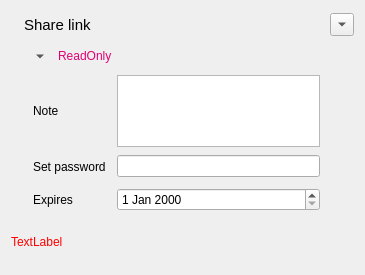
First picture: the form in src/gui/sharelinkwidget.ui, repository nextmcloud/desktop, before the edit.
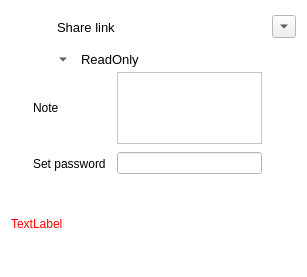
Second picture: the form after the edit. Icons and pictures are not drawn. Custom widgets are drawn as their Qt base class.

Diff of the .ui file:
```diff
--- a/src/gui/sharelinkwidget.ui
+++ b/src/gui/sharelinkwidget.ui
@@ -6,8 +6,8 @@
    <rect>
     <x>0</x>
     <y>0</y>
-    <width>365</width>
-    <height>275</height>
+    <width>307</width>
+    <height>277</height>
    </rect>
   </property>
   <property name="sizePolicy">
@@ -16,11 +16,366 @@
     <verstretch>0</verstretch>
    </sizepolicy>
   </property>
-  <layout class="QVBoxLayout" name="verticalLayout">
-   <item>
+  <property name="palette">
+   <palette>
+    <active>
+     <colorrole role="Base">
+      <brush brushstyle="SolidPattern">
+       <color alpha="255">
+        <red>255</red>
+        <green>255</green>
+        <blue>255</blue>
+       </color>
+      </brush>
+     </colorrole>
+     <colorrole role="Window">
+      <brush brushstyle="SolidPattern">
+       <color alpha="255">
+        <red>255</red>
+        <green>255</green>
+        <blue>255</blue>
+       </color>
+      </brush>
+     </colorrole>
+    </active>
+    <inactive>
+     <colorrole role="Base">
+      <brush brushstyle="SolidPattern">
+       <color alpha="255">
+        <red>255</red>
+        <green>255</green>
+        <blue>255</blue>
+       </color>
+      </brush>
+     </colorrole>
+     <colorrole role="Window">
+      <brush brushstyle="SolidPattern">
+       <color alpha="255">
+        <red>255</red>
+        <green>255</green>
+        <blue>255</blue>
+       </color>
+      </brush>
+     </colorrole>
+    </inactive>
+    <disabled>
+     <colorrole role="Base">
+      <brush brushstyle="SolidPattern">
+       <color alpha="255">
+        <red>255</red>
+        <green>255</green>
+        <blue>255</blue>
+       </color>
+      </brush>
+     </colorrole>
+     <colorrole role="Window">
+      <brush brushstyle="SolidPattern">
+       <color alpha="255">
+        <red>255</red>
+        <green>255</green>
+        <blue>255</blue>
+       </color>
+      </brush>
+     </colorrole>
+    </disabled>
+   </palette>
+  </property>
+  <layout class="QGridLayout" name="gridLayout_2">
+   <property name="topMargin">
+    <number>7</number>
+   </property>
+   <property name="bottomMargin">
+    <number>7</number>
+   </property>
+   <property name="verticalSpacing">
+    <number>0</number>
+   </property>
+   <item row="1" column="0">
+    <layout class="QHBoxLayout" name="horizontalLayout_5">
+     <item>
+      <spacer name="horizontalSpacer_5">
+       <property name="orientation">
+        <enum>Qt::Horizontal</enum>
+       </property>
+       <property name="sizeType">
+        <enum>QSizePolicy::Fixed</enum>
+       </property>
+       <property name="sizeHint" stdset="0">
+        <size>
+         <width>40</width>
+         <height>25</height>
+        </size>
+       </property>
+      </spacer>
+     </item>
+     <item>
+      <widget class="QToolButton" name="permissionsMenu_3">
+       <property name="layoutDirection">
+        <enum>Qt::RightToLeft</enum>
+       </property>
+       <property name="icon">
+        <iconset resource="../../theme.qrc">
+         <normaloff>:/client/theme/black/caret-down.svg</normaloff>:/client/theme/black/caret-down.svg</iconset>
+       </property>
+       <property name="checkable">
+        <bool>false</bool>
+       </property>
+       <property name="autoRaise">
+        <bool>true</bool>
+       </property>
+       <property name="arrowType">
+        <enum>Qt::DownArrow</enum>
+       </property>
+      </widget>
+     </item>
+     <item>
+      <widget class="OCC::ElidedLabel" name="currentPermissions_3">
+       <property name="sizePolicy">
+        <sizepolicy hsizetype="Expanding" vsizetype="Maximum">
+         <horstretch>0</horstretch>
+         <verstretch>0</verstretch>
+        </sizepolicy>
+       </property>
+       <property name="palette">
+        <palette>
+         <active>
+          <colorrole role="WindowText">
+           <brush brushstyle="SolidPattern">
+            <color alpha="255">
+             <red>0</red>
+             <green>0</green>
+             <blue>0</blue>
+            </color>
+           </brush>
+          </colorrole>
+          <colorrole role="Text">
+           <brush brushstyle="SolidPattern">
+            <color alpha="255">
+             <red>226</red>
+             <green>0</green>
+             <blue>116</blue>
+            </color>
+           </brush>
+          </colorrole>
+          <colorrole role="ButtonText">
+           <brush brushstyle="SolidPattern">
+            <color alpha="255">
+             <red>226</red>
+             <green>0</green>
+             <blue>116</blue>
+            </color>
+           </brush>
+          </colorrole>
+          <colorrole role="Base">
+           <brush brushstyle="SolidPattern">
+            <color alpha="255">
+             <red>255</red>
+             <green>255</green>
+             <blue>255</blue>
+            </color>
+           </brush>
+          </colorrole>
+          <colorrole role="Window">
+           <brush brushstyle="SolidPattern">
+            <color alpha="255">
+             <red>255</red>
+             <green>255</green>
+             <blue>255</blue>
+            </color>
+           </brush>
+          </colorrole>
+          <colorrole role="Highlight">
+           <brush brushstyle="SolidPattern">
+            <color alpha="255">
+             <red>226</red>
+             <green>0</green>
+             <blue>116</blue>
+            </color>
+           </brush>
+          </colorrole>
+          <colorrole role="PlaceholderText">
+           <brush brushstyle="NoBrush">
+            <color alpha="128">
+             <red>226</red>
+             <green>0</green>
+             <blue>116</blue>
+            </color>
+           </brush>
+          </colorrole>
+         </active>
+         <inactive>
+          <colorrole role="WindowText">
+           <brush brushstyle="SolidPattern">
+            <color alpha="255">
+             <red>0</red>
+             <green>0</green>
+             <blue>0</blue>
+            </color>
+           </brush>
+          </colorrole>
+          <colorrole role="Text">
+           <brush brushstyle="SolidPattern">
+            <color alpha="255">
+             <red>226</red>
+             <green>0</green>
+             <blue>116</blue>
+            </color>
+           </brush>
+          </colorrole>
+          <colorrole role="ButtonText">
+           <brush brushstyle="SolidPattern">
+            <color alpha="255">
+             <red>226</red>
+             <green>0</green>
+             <blue>116</blue>
+            </color>
+           </brush>
+          </colorrole>
+          <colorrole role="Base">
+           <brush brushstyle="SolidPattern">
+            <color alpha="255">
+             <red>255</red>
+             <green>255</green>
+             <blue>255</blue>
+            </color>
+           </brush>
+          </colorrole>
+          <colorrole role="Window">
+           <brush brushstyle="SolidPattern">
+            <color alpha="255">
+             <red>255</red>
+             <green>255</green>
+             <blue>255</blue>
+            </color>
+           </brush>
+          </colorrole>
+          <colorrole role="Highlight">
+           <brush brushstyle="SolidPattern">
+            <color alpha="255">
+             <red>226</red>
+             <green>0</green>
+             <blue>116</blue>
+            </color>
+           </brush>
+          </colorrole>
+          <colorrole role="PlaceholderText">
+           <brush brushstyle="NoBrush">
+            <color alpha="128">
+             <red>226</red>
+             <green>0</green>
+             <blue>116</blue>
+            </color>
+           </brush>
+          </colorrole>
+         </inactive>
+         <disabled>
+          <colorrole role="WindowText">
+           <brush brushstyle="SolidPattern">
+            <color alpha="255">
+             <red>226</red>
+             <green>0</green>
+             <blue>116</blue>
+            </color>
+           </brush>
+          </colorrole>
+          <colorrole role="Text">
+           <brush brushstyle="SolidPattern">
+            <color alpha="255">
+             <red>226</red>
+             <green>0</green>
+             <blue>116</blue>
+            </color>
+           </brush>
+          </colorrole>
+          <colorrole role="ButtonText">
+           <brush brushstyle="SolidPattern">
+            <color alpha="255">
+             <red>226</red>
+             <green>0</green>
+             <blue>116</blue>
+            </color>
+           </brush>
+          </colorrole>
+          <colorrole role="Base">
+           <brush brushstyle="SolidPattern">
+            <color alpha="255">
+             <red>255</red>
+             <green>255</green>
+             <blue>255</blue>
+            </color>
+           </brush>
+          </colorrole>
+          <colorrole role="Window">
+           <brush brushstyle="SolidPattern">
+            <color alpha="255">
+             <red>255</red>
+             <green>255</green>
+             <blue>255</blue>
+            </color>
+           </brush>
+          </colorrole>
+          <colorrole role="Highlight">
+           <brush brushstyle="SolidPattern">
+            <color alpha="255">
+             <red>0</red>
+             <green>120</green>
+             <blue>215</blue>
+            </color>
+           </brush>
+          </colorrole>
+          <colorrole role="PlaceholderText">
+           <brush brushstyle="NoBrush">
+            <color alpha="128">
+             <red>226</red>
+             <green>0</green>
+             <blue>116</blue>
+            </color>
+           </brush>
+          </colorrole>
+         </disabled>
+        </palette>
+       </property>
+       <property name="font">
+        <font>
+         <family>Segoe UI</family>
+         <pointsize>10</pointsize>
+        </font>
+       </property>
+       <property name="styleSheet">
+        <string notr="true">color:&quot;#e20074&quot;</string>
+       </property>
+       <property name="text">
+        <string>ReadOnly</string>
+       </property>
+       <property name="textFormat">
+        <enum>Qt::PlainText</enum>
+       </property>
+       <property name="alignment">
+        <set>Qt::AlignLeading|Qt::AlignLeft|Qt::AlignVCenter</set>
+       </property>
+      </widget>
+     </item>
+    </layout>
+   </item>
+   <item row="0" column="0">
     <layout class="QHBoxLayout" name="horizontalLayout">
      <item>
       <widget class="QLabel" name="shareLinkIconLabel">
+       <property name="sizePolicy">
+        <sizepolicy hsizetype="Maximum" vsizetype="Maximum">
+         <horstretch>0</horstretch>
+         <verstretch>0</verstretch>
+        </sizepolicy>
+       </property>
+       <property name="minimumSize">
+        <size>
+         <width>40</width>
+         <height>40</height>
+        </size>
+       </property>
+       <property name="styleSheet">
+        <string notr="true">font: 10pt &quot;Segoe UI&quot;;</string>
+       </property>
        <property name="text">
         <string notr="true"/>
        </property>
@@ -28,7 +383,7 @@
         <pixmap resource="../../theme.qrc">:/client/theme/public.svg</pixmap>
        </property>
        <property name="alignment">
-        <set>Qt::AlignRight|Qt::AlignTrailing|Qt::AlignVCenter</set>
+        <set>Qt::AlignCenter</set>
        </property>
       </widget>
      </item>
@@ -37,12 +392,15 @@
        <property name="font">
         <font>
          <family>Segoe UI</family>
-         <pointsize>11</pointsize>
+         <pointsize>10</pointsize>
         </font>
        </property>
        <property name="text">
         <string>Share link</string>
        </property>
+       <property name="alignment">
+        <set>Qt::AlignLeading|Qt::AlignLeft|Qt::AlignVCenter</set>
+       </property>
       </widget>
      </item>
      <item>
@@ -98,9 +456,6 @@
          <verstretch>0</verstretch>
         </sizepolicy>
        </property>
-       <property name="layoutDirection">
-        <enum>Qt::LeftToRight</enum>
-       </property>
        <property name="icon">
         <iconset resource="../../theme.qrc">
          <normaloff>:/client/theme/more.svg</normaloff>:/client/theme/more.svg</iconset>
@@ -108,9 +463,6 @@
        <property name="popupMode">
         <enum>QToolButton::InstantPopup</enum>
        </property>
-       <property name="toolButtonStyle">
-        <enum>Qt::ToolButtonIconOnly</enum>
-       </property>
        <property name="autoRaise">
         <bool>false</bool>
        </property>
@@ -121,69 +473,61 @@
      </item>
     </layout>
    </item>
-   <item>
-    <layout class="QHBoxLayout" name="horizontalLayout_3">
+   <item row="3" column="0">
+    <layout class="QHBoxLayout" name="horizontalLayout_2">
      <item>
-      <spacer name="horizontalSpacer_3">
-       <property name="orientation">
-        <enum>Qt::Horizontal</enum>
-       </property>
-       <property name="sizeType">
-        <enum>QSizePolicy::Fixed</enum>
-       </property>
-       <property name="sizeHint" stdset="0">
-        <size>
-         <width>17</width>
-         <height>25</height>
-        </size>
-       </property>
-      </spacer>
-     </item>
-     <item>
-      <widget class="QToolButton" name="permissionsMenu">
-       <property name="layoutDirection">
-        <enum>Qt::RightToLeft</enum>
-       </property>
-       <property name="icon">
-        <iconset resource="../../theme.qrc">
-         <normaloff>:/client/theme/more.svg</normaloff>:/client/theme/more.svg</iconset>
-       </property>
-       <property name="checkable">
-        <bool>false</bool>
-       </property>
-       <property name="autoRaise">
-        <bool>true</bool>
-       </property>
-       <property name="arrowType">
-        <enum>Qt::DownArrow</enum>
-       </property>
-      </widget>
-     </item>
-     <item>
-      <widget class="OCC::ElidedLabel" name="currentPermissions">
-       <property name="sizePolicy">
-        <sizepolicy hsizetype="Expanding" vsizetype="Maximum">
-         <horstretch>0</horstretch>
-         <verstretch>0</verstretch>
-        </sizepolicy>
-       </property>
-       <property name="styleSheet">
-        <string notr="true">color:#e20074;</string>
+      <widget class="QLabel" name="errorLabel">
+       <property name="palette">
+        <palette>
+         <active>
+          <colorrole role="WindowText">
+           <brush brushstyle="SolidPattern">
+            <color alpha="255">
+             <red>255</red>
+             <green>0</green>
+             <blue>0</blue>
+            </color>
+           </brush>
+          </colorrole>
+         </active>
+         <inactive>
+          <colorrole role="WindowText">
+           <brush brushstyle="SolidPattern">
+            <color alpha="255">
+             <red>255</red>
+             <green>0</green>
+             <blue>0</blue>
+            </color>
+           </brush>
+          </colorrole>
+         </inactive>
+         <disabled>
+          <colorrole role="WindowText">
+           <brush brushstyle="SolidPattern">
+            <color alpha="255">
+             <red>123</red>
+             <green>121</green>
+             <blue>134</blue>
+            </color>
+           </brush>
+          </colorrole>
+         </disabled>
+        </palette>
        </property>
        <property name="text">
-        <string>ReadOnly</string>
+        <string notr="true">TextLabel</string>
        </property>
        <property name="textFormat">
         <enum>Qt::PlainText</enum>
        </property>
-       <property name="alignment">
-        <set>Qt::AlignLeading|Qt::AlignLeft|Qt::AlignVCenter</set>
+       <property name="wordWrap">
+        <bool>true</bool>
        </property>
       </widget>
      </item>
     </layout>
    </item>
-   <item>
+   <item row="2" column="0">
     <layout class="QGridLayout" name="gridLayout">
      <property name="leftMargin">
       <number>22</number>
@@ -336,43 +680,8 @@
        </property>
       </widget>
      </item>
-     <item row="2" column="0">
-      <widget class="QLabel" name="expirationLabel">
-       <property name="sizePolicy">
-        <sizepolicy hsizetype="Preferred" vsizetype="Minimum">
-         <horstretch>0</horstretch>
-         <verstretch>0</verstretch>
-        </sizepolicy>
-       </property>
-       <property name="minimumSize">
-        <size>
-         <width>78</width>
-         <height>0</height>
-        </size>
-       </property>
-       <property name="text">
-        <string>Expires</string>
-       </property>
-       <property name="alignment">
-        <set>Qt::AlignLeading|Qt::AlignLeft|Qt::AlignVCenter</set>
-       </property>
-       <property name="indent">
-        <number>0</number>
-       </property>
-      </widget>
-     </item>
-     <item row="2" column="1">
-      <widget class="QDateEdit" name="calendar">
-       <property name="sizePolicy">
-        <sizepolicy hsizetype="Minimum" vsizetype="Fixed">
-         <horstretch>1</horstretch>
-         <verstretch>0</verstretch>
-        </sizepolicy>
-       </property>
-      </widget>
-     </item>
-     <item row="2" column="2">
-      <widget class="QToolButton" name="confirmExpirationDate">
+     <item row="1" column="2">
+      <widget class="QToolButton" name="confirmPassword">
        <property name="minimumSize">
         <size>
          <width>28</width>
@@ -384,76 +693,6 @@
          <normaloff>:/client/theme/confirm.svg</normaloff>:/client/theme/confirm.svg</iconset>
        </property>
        <property name="autoRaise">
-        <bool>true</bool>
-       </property>
-      </widget>
-     </item>
-     <item row="2" column="2">
-      <widget class="QProgressIndicator" name="expirationDateProgressIndicator" native="true">
-       <property name="sizePolicy">
-        <sizepolicy hsizetype="Fixed" vsizetype="Fixed">
-         <horstretch>0</horstretch>
-         <verstretch>0</verstretch>
-        </sizepolicy>
-       </property>
-       <property name="minimumSize">
-        <size>
-         <width>28</width>
-         <height>27</height>
-        </size>
-       </property>
-      </widget>
-     </item>
-    </layout>
-   </item>
-   <item>
-    <layout class="QHBoxLayout" name="horizontalLayout_2">
-     <item>
-      <widget class="QLabel" name="errorLabel">
-       <property name="palette">
-        <palette>
-         <active>
-          <colorrole role="WindowText">
-           <brush brushstyle="SolidPattern">
-            <color alpha="255">
-             <red>255</red>
-             <green>0</green>
-             <blue>0</blue>
-            </color>
-           </brush>
-          </colorrole>
-         </active>
-         <inactive>
-          <colorrole role="WindowText">
-           <brush brushstyle="SolidPattern">
-            <color alpha="255">
-             <red>255</red>
-             <green>0</green>
-             <blue>0</blue>
-            </color>
-           </brush>
-          </colorrole>
-         </inactive>
-         <disabled>
-          <colorrole role="WindowText">
-           <brush brushstyle="SolidPattern">
-            <color alpha="255">
-             <red>123</red>
-             <green>121</green>
-             <blue>134</blue>
-            </color>
-           </brush>
-          </colorrole>
-         </disabled>
-        </palette>
-       </property>
-       <property name="text">
-        <string notr="true">TextLabel</string>
-       </property>
-       <property name="textFormat">
-        <enum>Qt::PlainText</enum>
-       </property>
-       <property name="wordWrap">
         <bool>true</bool>
        </property>
       </widget>
```
Left out of the diff: 123 changed lines with no effect on the pictures.
